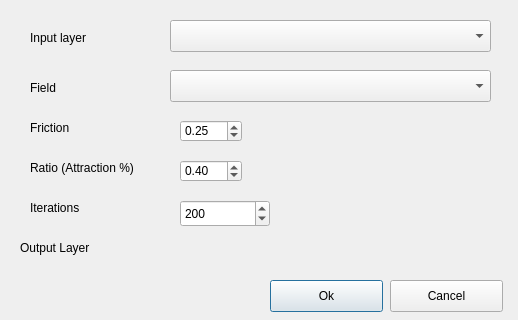
Above: dorling_cartogram_dialog_base.ui from tlinard/qgis-dorling before the change. Below: the same form after it.
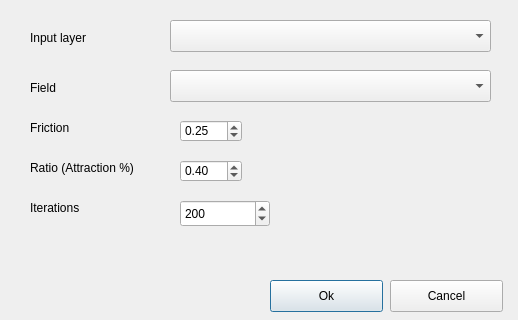
That is the form after the change. Custom widgets are drawn as their Qt base class.

Commit message: Remove output file option

Patch:
```diff
--- a/dorling_cartogram_dialog_base.ui
+++ b/dorling_cartogram_dialog_base.ui
@@ -13,19 +13,6 @@
   <property name="windowTitle">
    <string>Compute Dorling cartogram</string>
   </property>
-  <widget class="QDialogButtonBox" name="buttonBox">
-   <property name="geometry">
-    <rect>
-     <x>30</x>
-     <y>240</y>
-     <width>341</width>
-     <height>32</height>
-    </rect>
-   </property>
-   <property name="standardButtons">
-    <set>QDialogButtonBox::NoButton</set>
-   </property>
-  </widget>
   <widget class="QLabel" name="label">
    <property name="geometry">
     <rect>
@@ -98,32 +85,6 @@
     <string>Field</string>
    </property>
   </widget>
-  <widget class="QgsFileWidget" name="mQgsFileWidgetOutput">
-   <property name="geometry">
-    <rect>
-     <x>140</x>
-     <y>230</y>
-     <width>341</width>
-     <height>27</height>
-    </rect>
-   </property>
-   <property name="storageMode">
-    <enum>QgsFileWidget::SaveFile</enum>
-   </property>
-  </widget>
-  <widget class="QLabel" name="label_3">
-   <property name="geometry">
-    <rect>
-     <x>20</x>
-     <y>240</y>
-     <width>101</width>
-     <height>16</height>
-    </rect>
-   </property>
-   <property name="text">
-    <string>Output Layer</string>
-   </property>
-  </widget>
   <widget class="QLabel" name="label_4">
    <property name="geometry">
     <rect>
@@ -222,11 +183,6 @@
   </widget>
  </widget>
  <customwidgets>
-  <customwidget>
-   <class>QgsFileWidget</class>
-   <extends>QWidget</extends>
-   <header>qgsfilewidget.h</header>
-  </customwidget>
   <customwidget>
    <class>QgsSpinBox</class>
    <extends>QSpinBox</extends>
```
The commit also changes 1 other file.
